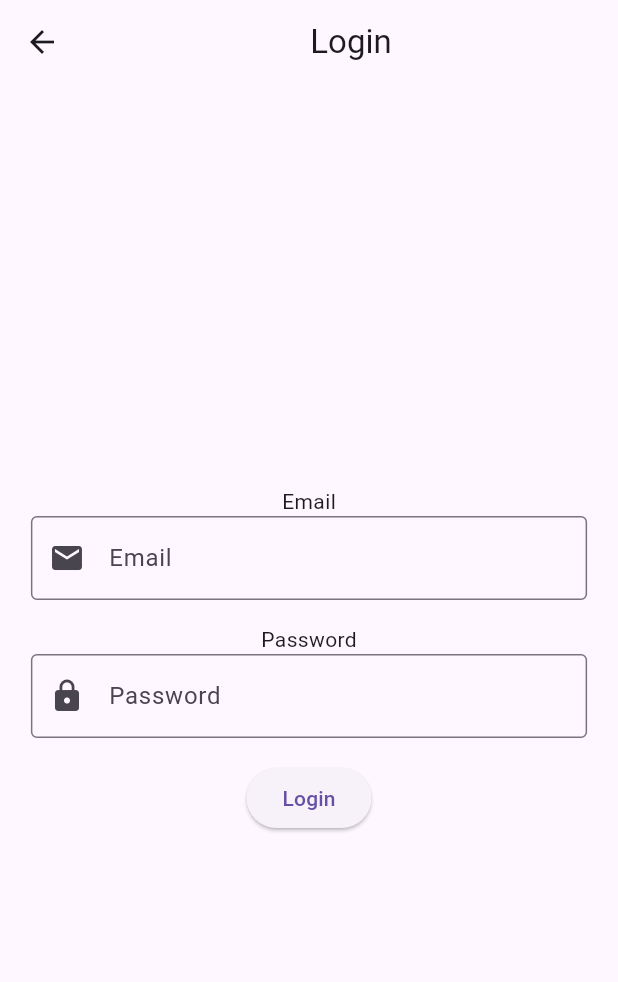
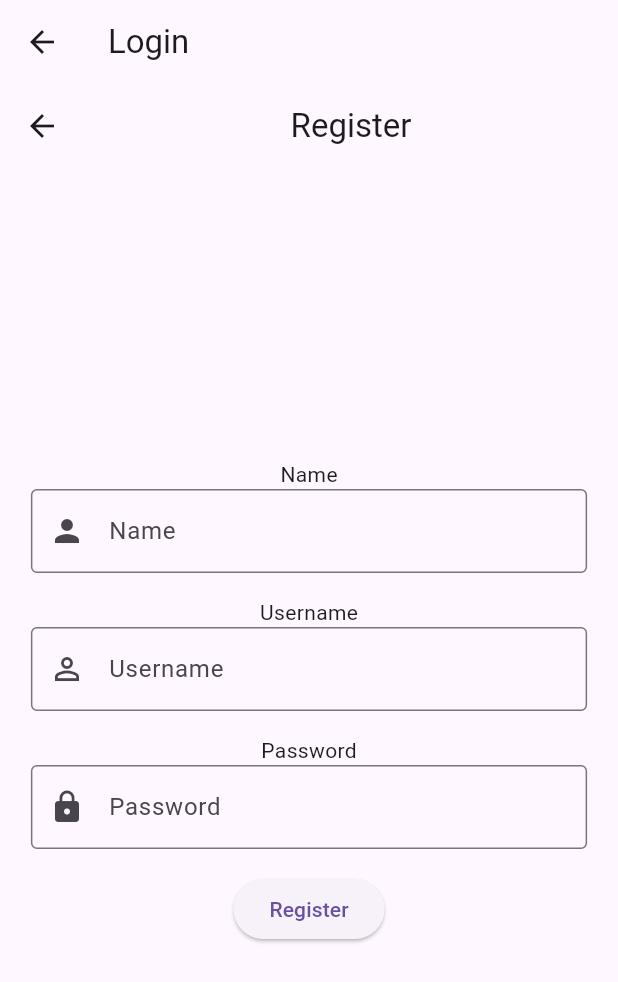
Before and after one commit to aryarobyy/belanjain-flutter, a Flutter app: the LoginScreen screen opened directly, on a phone screen of 412 x 824 dp. Shown: the top 982 px of the screen. Run offline on Flutter 3.47's test engine with Material 3 defaults, Android fonts, the phone set to English and light mode, and no system bars.

Commit message:
Login Register

```diff
--- a/lib/main.dart
+++ b/lib/main.dart
@@ -1,21 +1,20 @@
 import 'package:flutter/material.dart';
-import 'package:tugas_dicoding/screen/dashboard_screen.dart';
-import 'package:tugas_dicoding/screen/main_screen.dart';
+import 'package:tugas_dicoding/screen/login_screen.dart';
 
 
 void main() => runApp(const MyApp());
 
 class MyApp extends StatelessWidget {
 
-  const MyApp({Key? key}) : super(key: key);
+  const MyApp({super.key});
 
   @override
   Widget build(BuildContext context) {
     return MaterialApp(
       title: "Belanjain",
       theme: ThemeData(),
-      home: const DashboardScreen(),
-      // home: const MainScreen(),
+      // home: const DashboardScreen(),
+      home: const LoginScreen(),
     );
   }
 
--- /dev/null
+++ b/lib/model/user_model.dart
@@ -0,0 +1,22 @@
+class User {
+  final String userId;
+  final String name;
+  final String username;
+  final String password;
+
+  const User({
+    required this.userId,
+    required this.name,
+    required this.username,
+    required this.password,
+  });
+
+  factory User.fromJson(Map<String, dynamic> json) {
+    return User(
+      userId: json['userId'] as String,
+      name: json['name'] as String,
+      username: json['username'] as String,
+      password: json['password'] as String,
+    );
+  }
+}
--- /dev/null
+++ b/lib/screen/auth/register.dart
@@ -0,0 +1,129 @@
+import 'package:flutter/material.dart';
+
+class Register extends StatefulWidget {
+  const Register({super.key});
+
+  @override
+  _RegisterState createState() => _RegisterState();
+}
+
+class _RegisterState extends State<Register> {
+  final _formKey = GlobalKey<FormState>();
+  final TextEditingController _nameController = TextEditingController();
+  final TextEditingController _usernameController = TextEditingController();
+  final TextEditingController _passwordController = TextEditingController();
+
+  // Future<void> registerUser(String name, String username, String password) async {
+  //   final response = await http.post(
+  //     Uri.parse('http://localhost:5000/user'),
+  //     headers: <String, String>{
+  //       'Content-Type': 'application/json; charset=UTF-8',
+  //     },
+  //     body: jsonEncode(<String, String>{
+  //       'name': name,
+  //       'username': username,
+  //       'password': password,
+  //     }),
+  //   );
+  //
+  //   if (response.statusCode == 200) {
+  //     print('User registered successfully');
+  //   } else {
+  //     throw Exception('Failed to register user');
+  //   }
+  // }
+
+  @override
+  Widget build(BuildContext context) {
+    return Scaffold(
+      appBar: AppBar(
+        title: const Center(child: Text("Register")),
+      ),
+      body: Center(
+        child: LayoutBuilder(builder: (context, constraints) {
+          double width = constraints.maxWidth < 600 ? constraints.maxWidth * 0.9 : 400;
+          return Padding(
+            padding: const EdgeInsets.all(16.0),
+            child: Form(
+              key: _formKey,
+              child: SizedBox(
+                width: width,
+                child: Column(
+                  mainAxisSize: MainAxisSize.min,
+                  crossAxisAlignment: CrossAxisAlignment.center,
+                  children: [
+                    const Text("Name"),
+                    TextFormField(
+                      controller: _nameController,
+                      decoration: const InputDecoration(
+                        labelText: "Name",
+                        hintText: "Enter Name",
+                        prefixIcon: Icon(Icons.person),
+                        border: OutlineInputBorder(),
+                      ),
+                      validator: (value) {
+                        if (value == null || value.isEmpty) {
+                          return 'Please enter a name';
+                        }
+                        return null;
+                      },
+                    ),
+                    const SizedBox(height: 16),
+                    const Text("Username"),
+                    TextFormField(
+                      controller: _usernameController,
+                      decoration: const InputDecoration(
+                        labelText: "Username",
+                        hintText: "Enter Username",
+                        prefixIcon: Icon(Icons.person_outline),
+                        border: OutlineInputBorder(),
+                      ),
+                      validator: (value) {
+                        if (value == null || value.isEmpty) {
+                          return 'Please enter a username';
+                        }
+                        return null;
+                      },
+                    ),
+                    const SizedBox(height: 16),
+                    const Text("Password"),
+                    TextFormField(
+                      controller: _passwordController,
+                      obscureText: true,
+                      decoration: const InputDecoration(
+                        labelText: "Password",
+                        hintText: "Enter Password",
+                        prefixIcon: Icon(Icons.lock),
+                        border: OutlineInputBorder(),
+                      ),
+                      validator: (value) {
+                        if (value == null || value.isEmpty) {
+                          return 'Please enter a password';
+                        } else if (value.length < 6) {
+                          return 'Password must be at least 6 characters long';
+                        }
+                        return null;
+                      },
+                    ),
+                    const SizedBox(height: 16),
+                    ElevatedButton(
+                      onPressed: () {
+                        if (_formKey.currentState!.validate()) {
+                          ScaffoldMessenger.of(context).showSnackBar(
+                            const SnackBar(content: Text('Processing')),
+                          );
+
+                        }
+                      },
+                      child: const Text('Register'),
+                    ),
+                  ],
+                ),
+              ),
+            ),
+          );
+        }),
+      ),
+    );
+  }
+}
--- a/lib/screen/dashboard_screen.dart
+++ b/lib/screen/dashboard_screen.dart
@@ -1,12 +1,11 @@
 import 'package:flutter/material.dart';
 import 'package:tugas_dicoding/screen/login_screen.dart';
 import 'main_screen.dart';
-import 'login_screen.dart';
 
 int halaman = 0;
 
 class DashboardScreen extends StatefulWidget {
-  const DashboardScreen({Key? key}) : super(key: key);
+  const DashboardScreen({super.key});
 
   @override
   State<DashboardScreen> createState() => _DashboardScreenState();
@@ -57,7 +56,7 @@ class _DashboardScreenState extends State<DashboardScreen> {
   Widget build(BuildContext context) {
     return Scaffold(
       appBar: AppBar(
-        title: Center(child: const Text('Belanjain')),
+        title: const Center(child: Text('Belanjain')),
       ),
       body: Center(
         child: Padding(
--- a/lib/screen/detail_screen.dart
+++ b/lib/screen/detail_screen.dart
@@ -3,7 +3,7 @@ import 'package:flutter/material.dart';
 class DetailScreen extends StatelessWidget {
   final Map<String, dynamic> product;
 
-  const DetailScreen({Key? key, required this.product}) : super(key: key);
+  const DetailScreen({super.key, required this.product});
 
   @override
   Widget build(BuildContext context) {
--- a/lib/screen/login_screen.dart
+++ b/lib/screen/login_screen.dart
@@ -1,98 +1,24 @@
 import 'package:flutter/material.dart';
-import 'main_screen.dart';
+import 'package:tugas_dicoding/screen/auth/register.dart';
 
-class LoginScreen extends StatefulWidget {
-  const LoginScreen({Key? key}) : super(key: key);
-
-  @override
-  State<LoginScreen> createState() => _LoginScreenState();
-}
-
-class _LoginScreenState extends State<LoginScreen> {
-  final _formKey = GlobalKey<FormState>();
+class LoginScreen extends StatelessWidget {
+  const LoginScreen({super.key});
 
   @override
   Widget build(BuildContext context) {
     return Scaffold(
       appBar: AppBar(
-        title: const Center(child: Text("Login")),
+        title: const Text("Login"),
       ),
-      body: Center(
-        child: LayoutBuilder(
-          builder: (context, constraints) {
-            double width = constraints.maxWidth < 600
-                ? constraints.maxWidth * 0.9 : 400;
-            return Padding(
-              padding: const EdgeInsets.all(16.0),
-              child: Form(
-                key: _formKey,
-                child: SizedBox(
-                  width: width,
-                  child: Column(
-                    mainAxisSize: MainAxisSize.min,
-                    crossAxisAlignment: CrossAxisAlignment.center,
-                    children: [
-                      const Text("Email"),
-                      TextFormField(
-                        keyboardType: TextInputType.emailAddress,
-                        decoration: const InputDecoration(
-                          labelText: "Email",
-                          hintText: "Enter Email",
-                          prefixIcon: Icon(Icons.email),
-                          border: OutlineInputBorder(),
-                        ),
-                        validator: (value) {
-                          if (value == null || value.isEmpty) {
-                            return 'Masukkan Email';
-                          } else if (!RegExp(r'^[^@]+@[^@]+\.[^@]+').hasMatch(value)) {
-                            return 'Tolong masukkan Email dengan benar';
-                          }
-                          return null;
-                        },
-                      ),
-                      const SizedBox(height: 16),
-                      const Text("Password"),
-                      TextFormField(
-                        obscureText: true,
-                        decoration: const InputDecoration(
-                          labelText: "Password",
-                          hintText: "Masukkan Password",
-                          prefixIcon: Icon(Icons.lock),
-                          border: OutlineInputBorder(),
-                        ),
-                        validator: (value) {
-                          if (value == null || value.isEmpty) {
-                            return 'Tolong masukkan Password';
-                          } else if (value.length < 6) {
-                            return 'Password minimal berisi 6 karakter';
-                          }
-                          return null;
-                        },
-                      ),
-                      const SizedBox(height: 16),
-                      ElevatedButton(
-                        onPressed: () {
-                          if (_formKey.currentState!.validate()) {
-                            ScaffoldMessenger.of(context).showSnackBar(
-                              const SnackBar(content: Text('Proses')),
-                            );
-
-                            Navigator.pushReplacement(
-                              context,
-                              MaterialPageRoute(builder: (context) => const MainScreen()),
-                            );
-                          }
-                        },
-                        child: const Text('Login'),
-                      ),
-                    ],
-                  ),
-                ),
-              ),
-            );
-          }
-        ),
-      ),
+      body: LayoutBuilder(
+        builder: (context, constraints) {
+      double width = constraints.maxWidth < 600
+          ? constraints.maxWidth * 0.9 : 400;
+      return const Center(
+        child: Register(),
+      );
+        }
+    )
     );
   }
 }
--- a/lib/screen/products/accessoris_category.dart
+++ b/lib/screen/products/accessoris_category.dart
@@ -7,10 +7,10 @@ class AccessoriesCategory extends StatelessWidget {
   final List<dynamic> filteredProducts;
 
   const AccessoriesCategory({
-    Key? key,
+    super.key,
     required this.productProvider,
     required this.filteredProducts,
-  }) : super(key: key);
+  });
 
 
   @override
--- a/lib/screen/products/all_category.dart
+++ b/lib/screen/products/all_category.dart
@@ -7,10 +7,10 @@ class AllCategory extends StatelessWidget {
   final List<dynamic> filteredProducts;
 
   const AllCategory({
-    Key? key,
+    super.key,
     required this.productProvider,
     required this.filteredProducts,
-  }) : super(key: key);
+  });
 
   @override
   Widget build(BuildContext context) {
--- a/lib/screen/products/electronic_category.dart
+++ b/lib/screen/products/electronic_category.dart
@@ -7,10 +7,10 @@ class ElectronicCategory extends StatelessWidget {
   final List<dynamic> filteredProducts;
 
   const ElectronicCategory({
-    Key? key,
+    super.key,
     required this.productProvider,
     required this.filteredProducts,
-  }) : super(key: key);
+  });
 
 
   @override
--- a/lib/screen/products/footware_category.dart
+++ b/lib/screen/products/footware_category.dart
@@ -7,10 +7,10 @@ class FootwearCategory extends StatelessWidget {
   final List<dynamic> filteredProducts;
 
   const FootwearCategory({
-    Key? key,
+    super.key,
     required this.productProvider,
     required this.filteredProducts,
-  }) : super(key: key);
+  });
 
 
   @override
--- a/pubspec.yaml
+++ b/pubspec.yaml
@@ -12,6 +12,7 @@ dependencies:
     sdk: flutter
 
   cupertino_icons: ^1.0.8
+  http: ^1.2.2
 
 dev_dependencies:
   flutter_test:
```
Also changed, not shown: lib/fetchs/user/_user.dart (added, +49 -0 lines), lib/screen/auth/login.dart (added, +146 -0 lines), lib/screen/main_screen.dart (+9 -9 lines), pubspec.lock, 2 other files.
